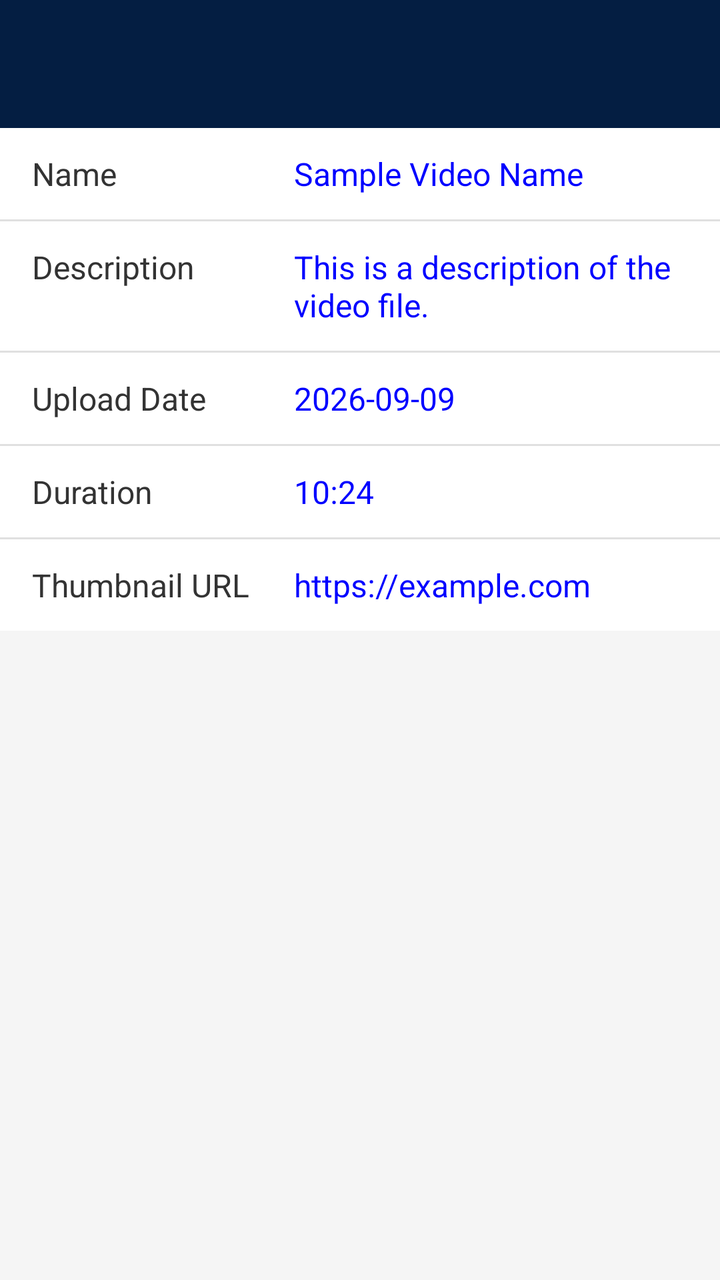
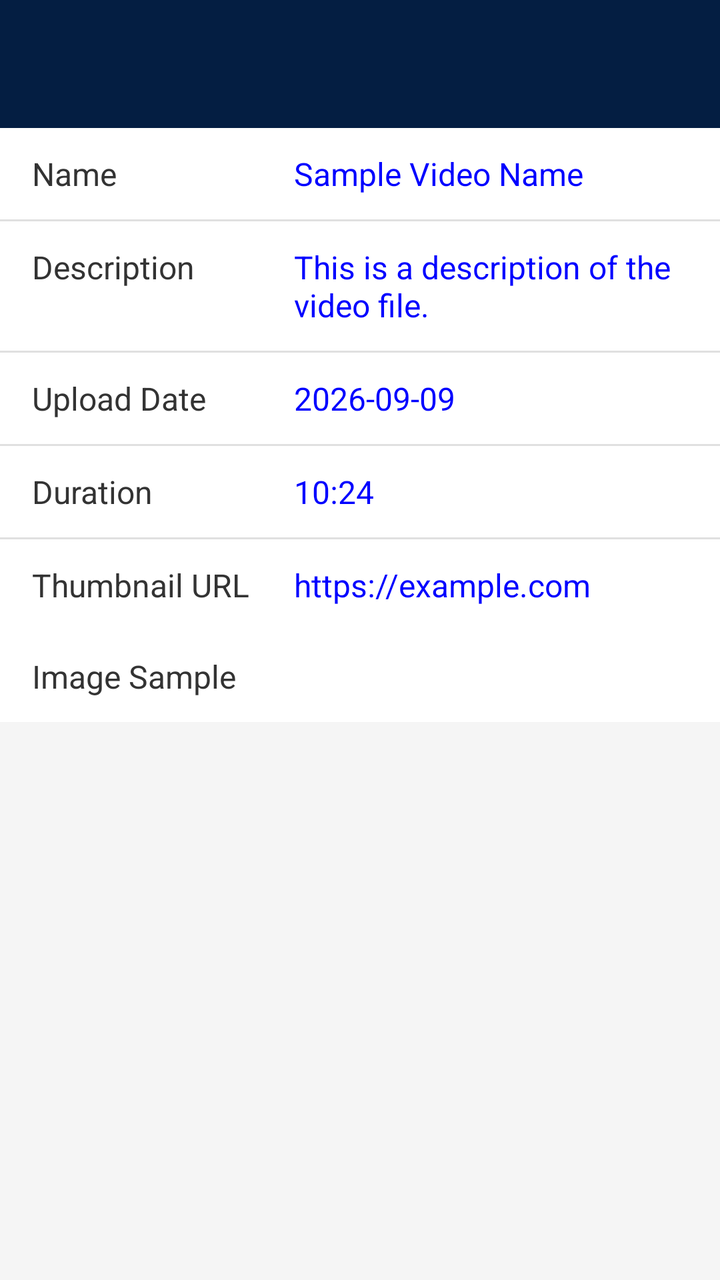

The first picture is an Android layout as it rendered before a commit; the second is the same layout after the commit. The layout source and the unified diff follow.
<!-- AndroidManifest.xml: application theme Theme.MLBDownloaderVideos -->
<!-- res/layout/fileinfo_activity.xml -->
<LinearLayout xmlns:android="http://schemas.android.com/apk/res/android"
    android:layout_width="match_parent"
    android:layout_height="match_parent"
    android:orientation="vertical"
    android:background="#F5F5F5"> 

    <androidx.appcompat.widget.Toolbar
        android:id="@+id/my_toolbar"
        android:layout_width="match_parent"
        android:layout_height="?attr/actionBarSize"
        android:background="#041E42"
        android:elevation="4dp" />

    <ScrollView
        android:layout_width="match_parent"
        android:layout_height="match_parent">

        <LinearLayout
            android:layout_width="match_parent"
            android:layout_height="wrap_content"
            android:orientation="vertical">

            
            <LinearLayout
                android:layout_width="match_parent"
                android:layout_height="wrap_content"
                android:orientation="horizontal"
                android:paddingVertical="12dp"
                android:paddingHorizontal="16dp"
                android:background="#FFFFFF">

                
                <TextView
                    android:id="@+id/nameVideo"
                    android:layout_width="0dp"
                    android:layout_height="wrap_content"
                    android:layout_weight="4"
                    android:text="Name"
                    android:textColor="#333333"
                    android:textSize="16sp" />

                
                <TextView
                    android:id="@+id/nameInfoVideo"
                    android:layout_width="0dp"
                    android:layout_height="wrap_content"
                    android:layout_weight="6"
                    android:text="Sample Video Name"
                    android:textColor="#0000FF"
                    android:textSize="16sp" />
            </LinearLayout>

            
            <View
                android:layout_width="match_parent"
                android:layout_height="1dp"
                android:background="#E0E0E0" />

            
            <LinearLayout
                android:layout_width="match_parent"
                android:layout_height="wrap_content"
                android:orientation="horizontal"
                android:paddingVertical="12dp"
                android:paddingHorizontal="16dp"
                android:background="#FFFFFF">

                <TextView
                    android:id="@+id/descriptionVideo"
                    android:layout_width="0dp"
                    android:layout_height="wrap_content"
                    android:layout_weight="4"
                    android:text="Description"
                    android:textColor="#333333"
                    android:textSize="16sp" />

                <TextView
                    android:id="@+id/descriptionInfoVideo"
                    android:layout_width="0dp"
                    android:layout_height="wrap_content"
                    android:layout_weight="6"
                    android:text="This is a description of the video file."
                    android:textColor="#0000FF"
                    android:textSize="16sp" />
            </LinearLayout>

            <View
                android:layout_width="match_parent"
                android:layout_height="1dp"
                android:background="#E0E0E0" />

            
            <LinearLayout
                android:layout_width="match_parent"
                android:layout_height="wrap_content"
                android:orientation="horizontal"
                android:paddingVertical="12dp"
                android:paddingHorizontal="16dp"
                android:background="#FFFFFF">

                <TextView
                    android:id="@+id/uploadDateVideo"
                    android:layout_width="0dp"
                    android:layout_height="wrap_content"
                    android:layout_weight="4"
                    android:text="Upload Date"
                    android:textColor="#333333"
                    android:textSize="16sp" />

                <TextView
                    android:id="@+id/uploadDateInfoVideo"
                    android:layout_width="0dp"
                    android:layout_height="wrap_content"
                    android:layout_weight="6"
                    android:text="2026-09-09"
                    android:textColor="#0000FF"
                    android:textSize="16sp" />
            </LinearLayout>

            <View
                android:layout_width="match_parent"
                android:layout_height="1dp"
                android:background="#E0E0E0" />

            
            <LinearLayout
                android:layout_width="match_parent"
                android:layout_height="wrap_content"
                android:orientation="horizontal"
                android:paddingVertical="12dp"
                android:paddingHorizontal="16dp"
                android:background="#FFFFFF">

                <TextView
                    android:id="@+id/durationVideo"
                    android:layout_width="0dp"
                    android:layout_height="wrap_content"
                    android:layout_weight="4"
                    android:text="Duration"
                    android:textColor="#333333"
                    android:textSize="16sp" />

                <TextView
                    android:id="@+id/durationInfoVideo"
                    android:layout_width="0dp"
                    android:layout_height="wrap_content"
                    android:layout_weight="6"
                    android:text="10:24"
                    android:textColor="#0000FF"
                    android:textSize="16sp" />
            </LinearLayout>

            <View
                android:layout_width="match_parent"
                android:layout_height="1dp"
                android:background="#E0E0E0" />

            
            <LinearLayout
                android:layout_width="match_parent"
                android:layout_height="wrap_content"
                android:orientation="horizontal"
                android:paddingVertical="12dp"
                android:paddingHorizontal="16dp"
                android:background="#FFFFFF">

                <TextView
                    android:id="@+id/thumbnailUrlVideo"
                    android:layout_width="0dp"
                    android:layout_height="wrap_content"
                    android:layout_weight="4"
                    android:text="Thumbnail URL"
                    android:textColor="#333333"
                    android:textSize="16sp" />

                <TextView
                    android:id="@+id/thumbnailUrlInfoVideo"
                    android:layout_width="0dp"
                    android:layout_height="wrap_content"
                    android:layout_weight="6"
                    android:text="https://example.com"
                    android:textColor="#0000FF"
                    android:textSize="16sp" />
            </LinearLayout>

        </LinearLayout>
    </ScrollView>
</LinearLayout>
<!-- resources referenced by this layout -->
<resources>
  <style name="Theme.MLBDownloaderVideos" parent="Base.Theme.MLBDownloaderVideos" />
  <style name="Base.Theme.MLBDownloaderVideos" parent="Theme.Material3.DayNight.NoActionBar">
          
          
      </style>
</resources>

<!-- the commit's change to res/layout/fileinfo_activity.xml (unified diff, before → after) -->
@@ -181,7 +181,37 @@
                     android:text="https://example.com"
                     android:textColor="#0000FF"
                     android:textSize="16sp" />
-            </LinearLayout>
+
+            </LinearLayout>
+
+        
+        <LinearLayout
+            android:layout_width="match_parent"
+            android:layout_height="wrap_content"
+            android:orientation="horizontal"
+            android:paddingVertical="12dp"
+            android:paddingHorizontal="16dp"
+            android:background="#FFFFFF">
+
+            <TextView
+                android:id="@+id/thumbnailUrlImageVideo"
+                android:layout_width="0dp"
+                android:layout_height="wrap_content"
+                android:layout_weight="4"
+                android:text="Image Sample"
+                android:textColor="#333333"
+                android:textSize="16sp" />
+            <ImageView
+                android:id="@+id/ImageSample"
+                android:layout_width="30dp"
+                android:layout_height="wrap_content"
+                android:layout_weight="6"
+                android:text="https://example.com"
+                android:textColor="#0000FF"
+                android:textSize="16sp" />
+
+
+        </LinearLayout>
 
         </LinearLayout>
     </ScrollView>
